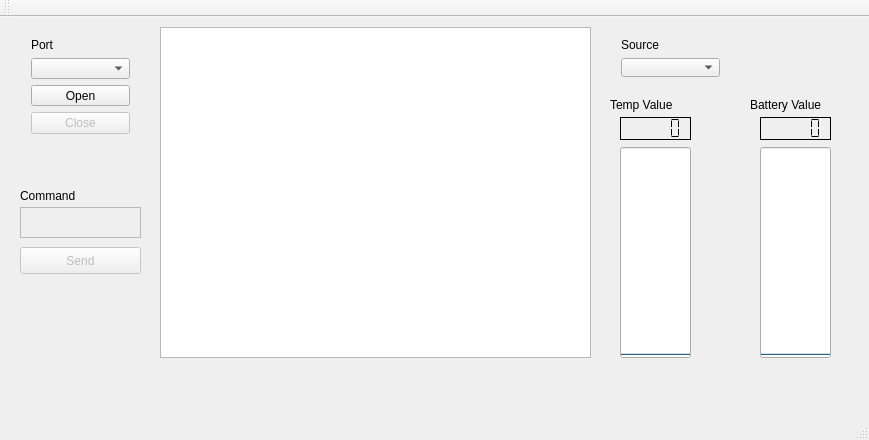
This is GUI/mainwindow.ui in RaiBP/aodv-wsn as Qt 5 draws it before an edit. The edited form follows.
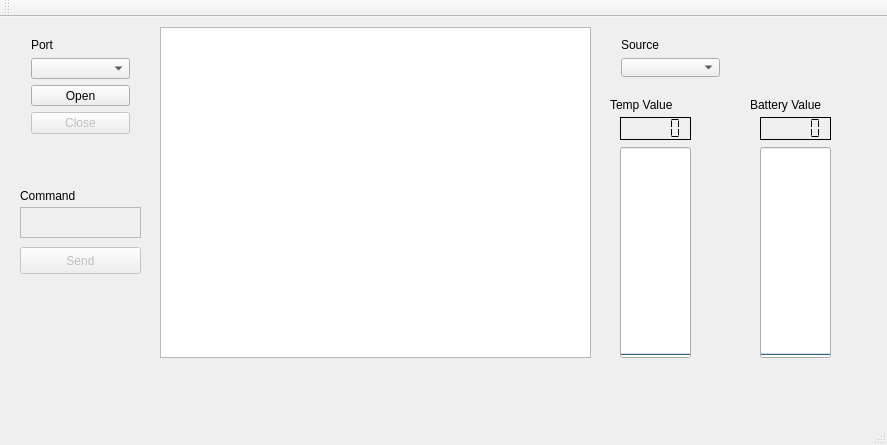
This is the edited form.

```diff
--- a/GUI/mainwindow.ui
+++ b/GUI/mainwindow.ui
@@ -6,8 +6,8 @@
    <rect>
     <x>0</x>
     <y>0</y>
-    <width>869</width>
-    <height>440</height>
+    <width>887</width>
+    <height>445</height>
    </rect>
   </property>
   <property name="windowTitle">
```
Left out of the diff: 2 changed lines with no effect on the pictures.
